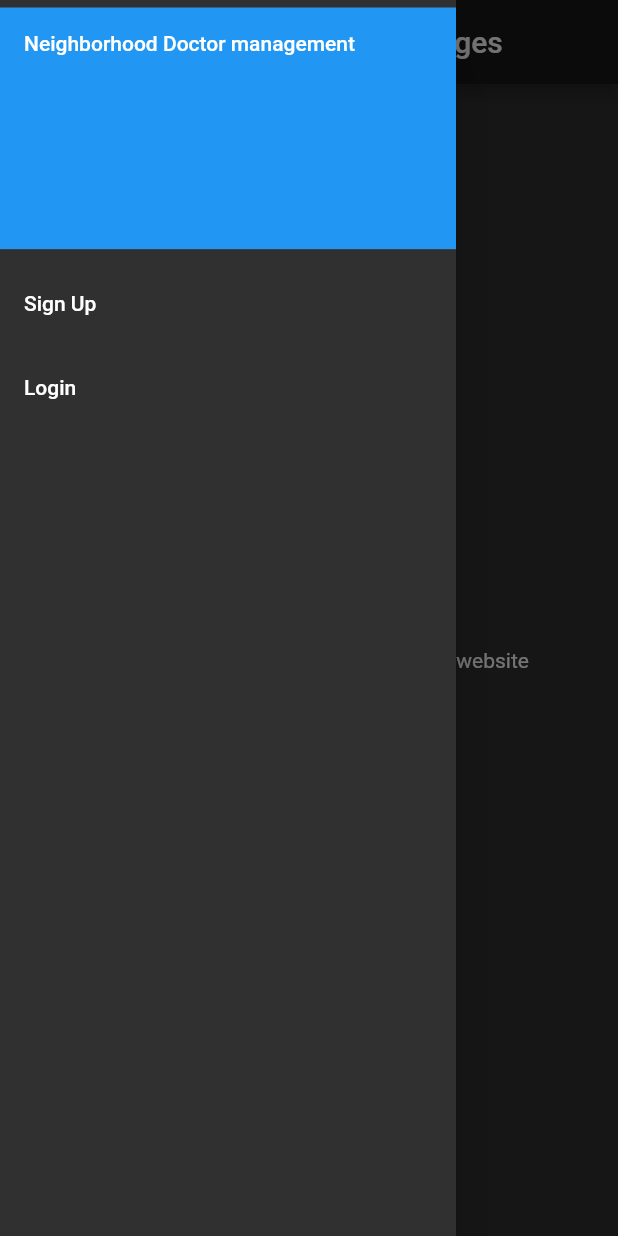
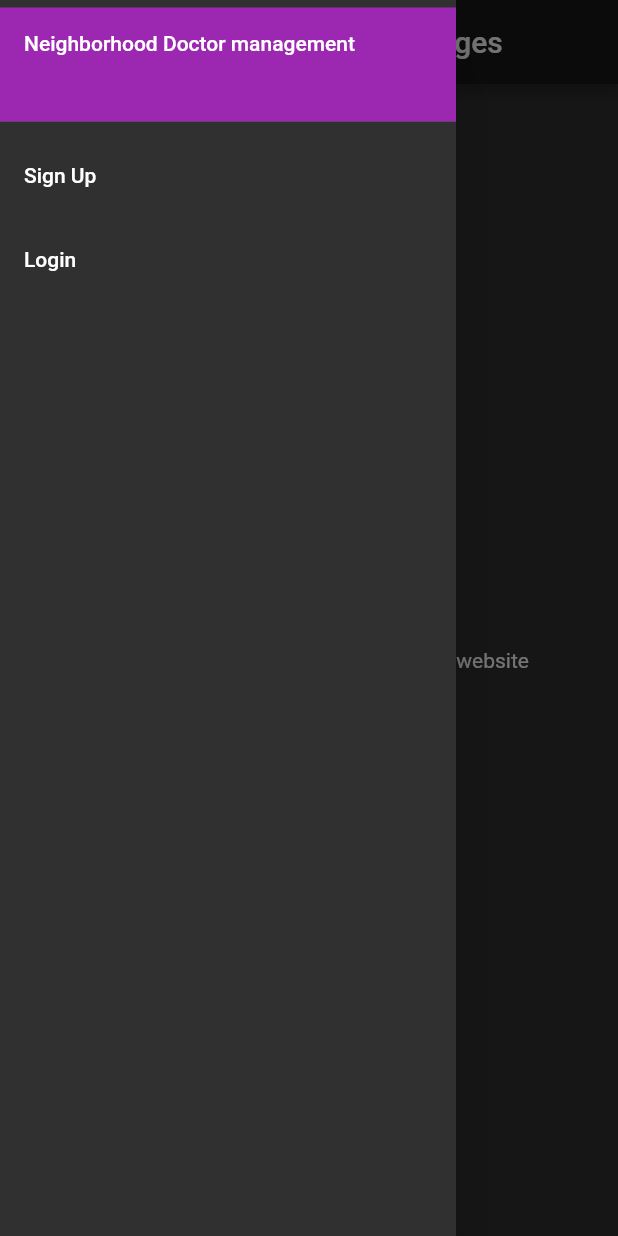
Before and after one commit to Alexander-RMIT/COSC2299_Group8_Major_Assessment, a Flutter app: the screen it shows after launch, with the side drawer open, on a phone screen of 412 x 824 dp. Run offline on Flutter 3.47's test engine with Material 2 defaults, Android fonts, the phone set to English and light mode, and no system bars; our stand-ins replace email_validator; missing offline and left inert: dart:html.

Commit message:
Changed drawer header height

```diff
--- a/FrontEnd/neighborhood_doctor/lib/pages/navigationBar.dart
+++ b/FrontEnd/neighborhood_doctor/lib/pages/navigationBar.dart
@@ -17,17 +17,20 @@ class NavBarLandingState extends State<NavigationBarLanding> {
   Widget build(BuildContext context) {
     return Scaffold(
       appBar: AppBar(
-        title: Text('Neighborhood Doctors Pages')
+        title: Text('Neighborhood Doctors Pages'),
       ),
       body: Center(child: Text('Welcome to the Neighborhood Doctors website')),
       drawer: Drawer(
         child: ListView(
           padding: EdgeInsets.only(top: minimumPadding, bottom: minimumPadding),
           children: <Widget>[
-            DrawerHeader(
-              child: Text('Neighborhood Doctor management'),
-              decoration: BoxDecoration(
-                color: Colors.blue,
+            const SizedBox(
+              height: 84,
+              child: DrawerHeader(
+                child: Text('Neighborhood Doctor management'),
+                decoration: BoxDecoration(
+                  color: Colors.purple,
+                ),
               ),
             ),
             ListTile(
```
